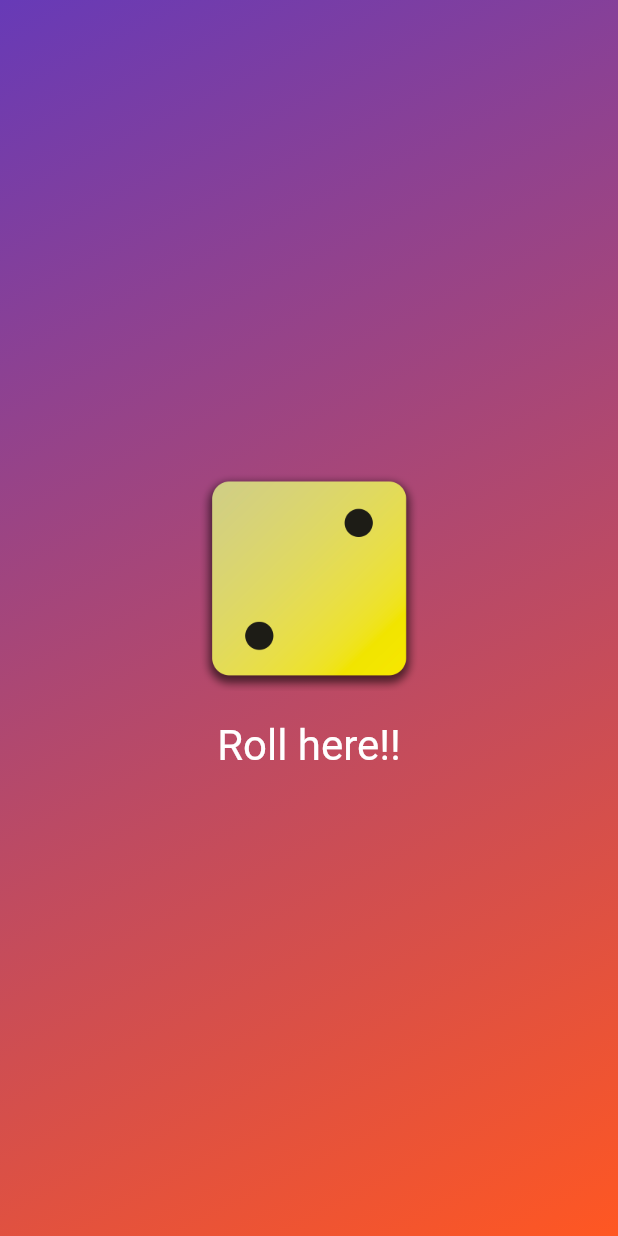
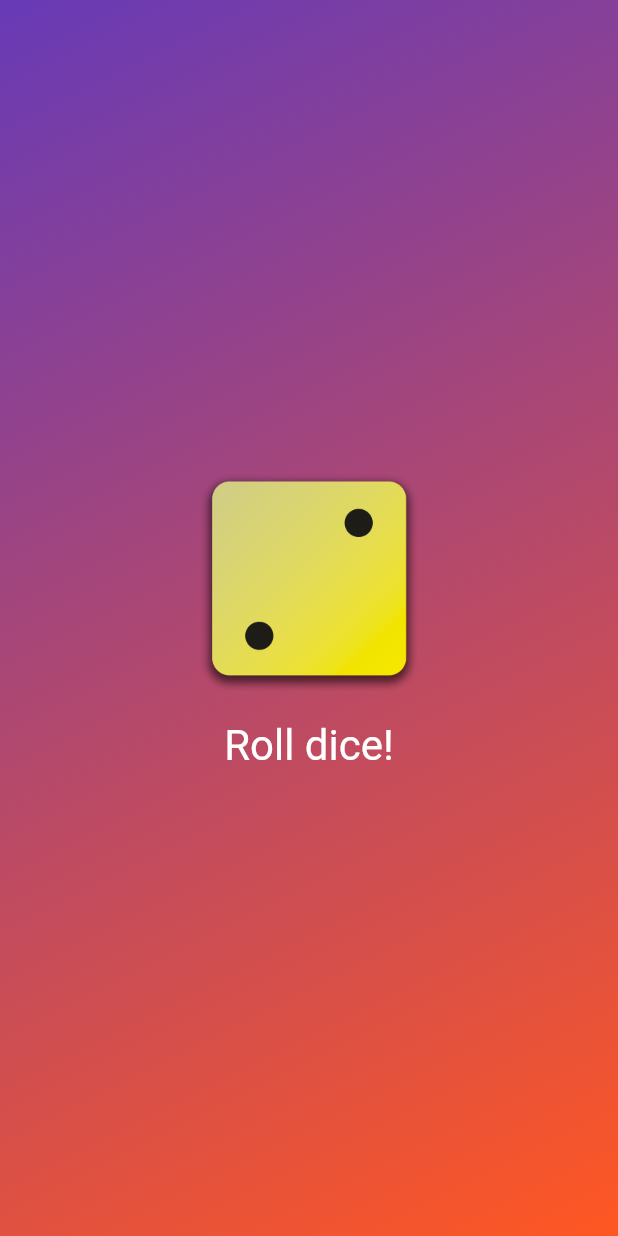
Before and after one commit to ishansaxena022/roll_dice, a Flutter app: the screen it shows after launch, on a phone screen of 412 x 824 dp. Run offline on Flutter 3.47's test engine with Material 3 defaults, Android fonts, the phone set to English and light mode, and no system bars.

Commit message:
change in text button

```diff
--- a/lib/dice_roller.dart
+++ b/lib/dice_roller.dart
@@ -30,7 +30,7 @@ class _DiceRollerState extends State<DiceRoller>{
                 textStyle: const TextStyle(fontSize: 28),
                 padding:const EdgeInsets.only(top: 20)
                 ),
-            child: const Text('Roll here!!'),
+            child: const Text('Roll dice!'),
           ),
         ]
       )
```
